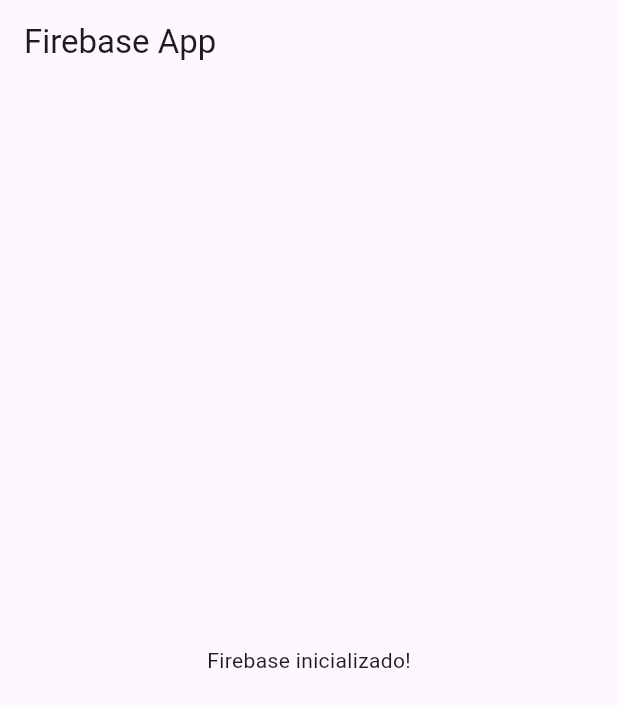
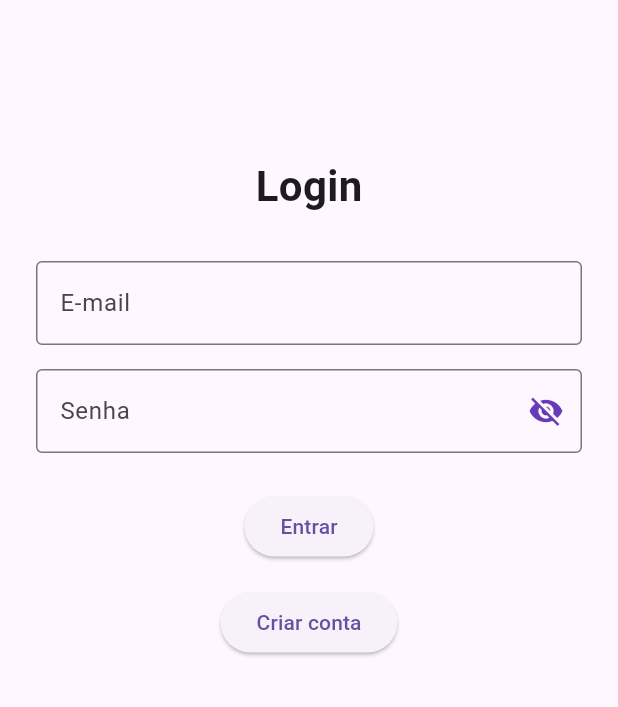
Before and after one commit to ghdtykcfotyfuyeu/atividade_final_mobile, a Flutter app: the screen it shows after launch, on a phone screen of 412 x 824 dp. Shown: the top 707 px of the screen. Run offline on Flutter 3.47's test engine with Material 3 defaults, Android fonts, the phone set to English and light mode, and no system bars; our stand-ins replace firebase_auth, firebase_core; accounts and stored records are empty.

Commit message:
Segundo commit

```diff
--- a/lib/main.dart
+++ b/lib/main.dart
@@ -1,6 +1,9 @@
 import 'package:flutter/material.dart';
 import 'package:firebase_core/firebase_core.dart';
 import 'firebase_options.dart';
+import 'package:firebase_auth/firebase_auth.dart';
+import 'home.dart';
+import 'src/usuarios/login.dart';
 
 void main() async {
   WidgetsFlutterBinding.ensureInitialized();
@@ -9,18 +12,33 @@
     options: DefaultFirebaseOptions.currentPlatform,
   );
 
-  runApp(MyApp());
+  runApp(const MyApp());
 }
 
 class MyApp extends StatelessWidget {
+  const MyApp({super.key});
+
   @override
   Widget build(BuildContext context) {
     return MaterialApp(
-      home: Scaffold(
-        appBar: AppBar(title: Text('Firebase App')),
-        body: Center(
-          child: Text('Firebase inicializado!'),
-        ),
+      debugShowCheckedModeBanner: false,
+      title: "App de Veículos",
+      theme: ThemeData(primarySwatch: Colors.deepPurple),
+      home: StreamBuilder<User?>(
+        stream: FirebaseAuth.instance.authStateChanges(),
+        builder: (context, snapshot) {
+          if (snapshot.connectionState == ConnectionState.waiting) {
+            return const Scaffold(
+              body: Center(child: CircularProgressIndicator()),
+            );
+          }
+
+          if (snapshot.hasData) {
+            return const HomePage();
+          }
+
+          return const LoginPage();
+        },
       ),
     );
   }
--- /dev/null
+++ b/lib/src/services/auth_service.dart
@@ -0,0 +1,29 @@
+import 'package:firebase_auth/firebase_auth.dart';
+
+class AuthService {
+  final FirebaseAuth _auth = FirebaseAuth.instance;
+
+  User? get usuario => _auth.currentUser;
+
+  Future<String?> login(String email, String senha) async {
+    try {
+      await _auth.signInWithEmailAndPassword(email: email, password: senha);
+      return null;
+    } on FirebaseAuthException catch (e) {
+      return e.message;
+    }
+  }
+
+  Future<String?> registrar(String email, String senha) async {
+    try {
+      await _auth.createUserWithEmailAndPassword(email: email, password: senha);
+      return null;
+    } on FirebaseAuthException catch (e) {
+      return e.message;
+    }
+  }
+
+  Future<void> logout() async {
+    await _auth.signOut();
+  }
+}
--- /dev/null
+++ b/lib/src/usuarios/login.dart
@@ -0,0 +1,160 @@
+import 'package:flutter/material.dart';
+import '../services/auth_service.dart';
+import '../../home.dart';
+import 'registrar.dart';
+
+class LoginPage extends StatefulWidget {
+  const LoginPage({super.key});
+
+  @override
+  State<LoginPage> createState() => _LoginPageState();
+}
+
+class _LoginPageState extends State<LoginPage> {
+  final _email = TextEditingController();
+  final _senha = TextEditingController();
+  final _formKey = GlobalKey<FormState>();
+  final AuthService _auth = AuthService();
+
+  bool _loading = false;
+
+  String? _erroEmail;
+  String? _erroSenha;
+  String? _mensagemGeral;
+
+  bool _mostrarSenha = false;
+
+  void _realizarLogin() async {
+    setState(() {
+      _mensagemGeral = null;
+      _erroEmail = null;
+      _erroSenha = null;
+    });
+
+    if (!_formKey.currentState!.validate()) return;
+
+    setState(() => _loading = true);
+
+    String email = _email.text.trim();
+    String senha = _senha.text.trim();
+
+    String? erro = await _auth.login(email, senha);
+
+    setState(() => _loading = false);
+
+    if (erro != null) {
+      setState(() => _mensagemGeral = erro);
+
+      if (erro.contains("email")) {
+        _erroEmail = erro;
+      } else if (erro.contains("senha")) {
+        _erroSenha = erro;
+      }
+
+      return;
+    }
+
+    Navigator.pushReplacement(
+      context,
+      MaterialPageRoute(builder: (_) => const HomePage()),
+    );
+  }
+
+  @override
+  Widget build(BuildContext context) {
+    return Scaffold(
+      body: SingleChildScrollView(
+        padding: const EdgeInsets.all(24),
+        child: Form(
+          key: _formKey,
+          child: Column(
+            mainAxisAlignment: MainAxisAlignment.center,
+            children: [
+              const SizedBox(height: 80),
+              const Text(
+                "Login",
+                style: TextStyle(fontSize: 28, fontWeight: FontWeight.bold),
+              ),
+              const SizedBox(height: 20),
+              if (_mensagemGeral != null)
+                Text(
+                  _mensagemGeral!,
+                  style: const TextStyle(
+                    color: Colors.red,
+                    fontWeight: FontWeight.bold,
+                  ),
+                ),
+              const SizedBox(height: 10),
+              TextFormField(
+                controller: _email,
+                decoration: InputDecoration(
+                  labelText: "E-mail",
+                  hintText: "Exemplo: usuario@gmail.com",
+                  border: const OutlineInputBorder(),
+                  errorText: _erroEmail,
+                ),
+                validator: (v) {
+                  if (v == null || v.isEmpty) {
+                    return "Informe seu e-mail";
+                  }
+                  if (!v.contains("@") || !v.contains(".")) {
+                    return "Formato de e-mail inválido";
+                  }
+                  return null;
+                },
+              ),
+              const SizedBox(height: 16),
+              TextFormField(
+                controller: _senha,
+                obscureText: !_mostrarSenha,
+                decoration: InputDecoration(
+                  labelText: "Senha",
+                  hintText: "Digite sua senha",
+                  border: const OutlineInputBorder(),
+                  errorText: _erroSenha,
+                  suffixIcon: IconButton(
+                    icon: Icon(
+                      _mostrarSenha ? Icons.visibility : Icons.visibility_off,
+                      color: Colors.deepPurple,
+                    ),
+                    onPressed: () {
+                      setState(() {
+                        _mostrarSenha = !_mostrarSenha;
+                      });
+                    },
+                  ),
+                ),
+                validator: (v) {
+                  if (v == null || v.isEmpty) {
+                    return "Digite sua senha";
+                  }
+                  if (v.length < 6) {
+                    return "A senha deve ter pelo menos 6 caracteres";
+                  }
+                  return null;
+                },
+              ),
+              const SizedBox(height: 25),
+              _loading
+                  ? const CircularProgressIndicator()
+                  : ElevatedButton(
+                      onPressed: _realizarLogin,
+                      child: const Text("Entrar"),
+                    ),
+              const SizedBox(height: 16),
+              ElevatedButton(
+                child: const Text("Criar conta"),
+                onPressed: () {
+                  Navigator.push(
+                    context,
+                    MaterialPageRoute(builder: (_) => const RegistrarPage()),
+                  );
+                },
+              ),
+            ],
+          ),
+        ),
+      ),
+    );
+  }
+}
```
Also changed, not shown: lib/home.dart (added, +41 -0 lines), lib/src/modelos/veiculos.dart (added, +38 -0 lines), lib/src/usuarios/registrar.dart (added, +148 -0 lines), pubspec.lock.
